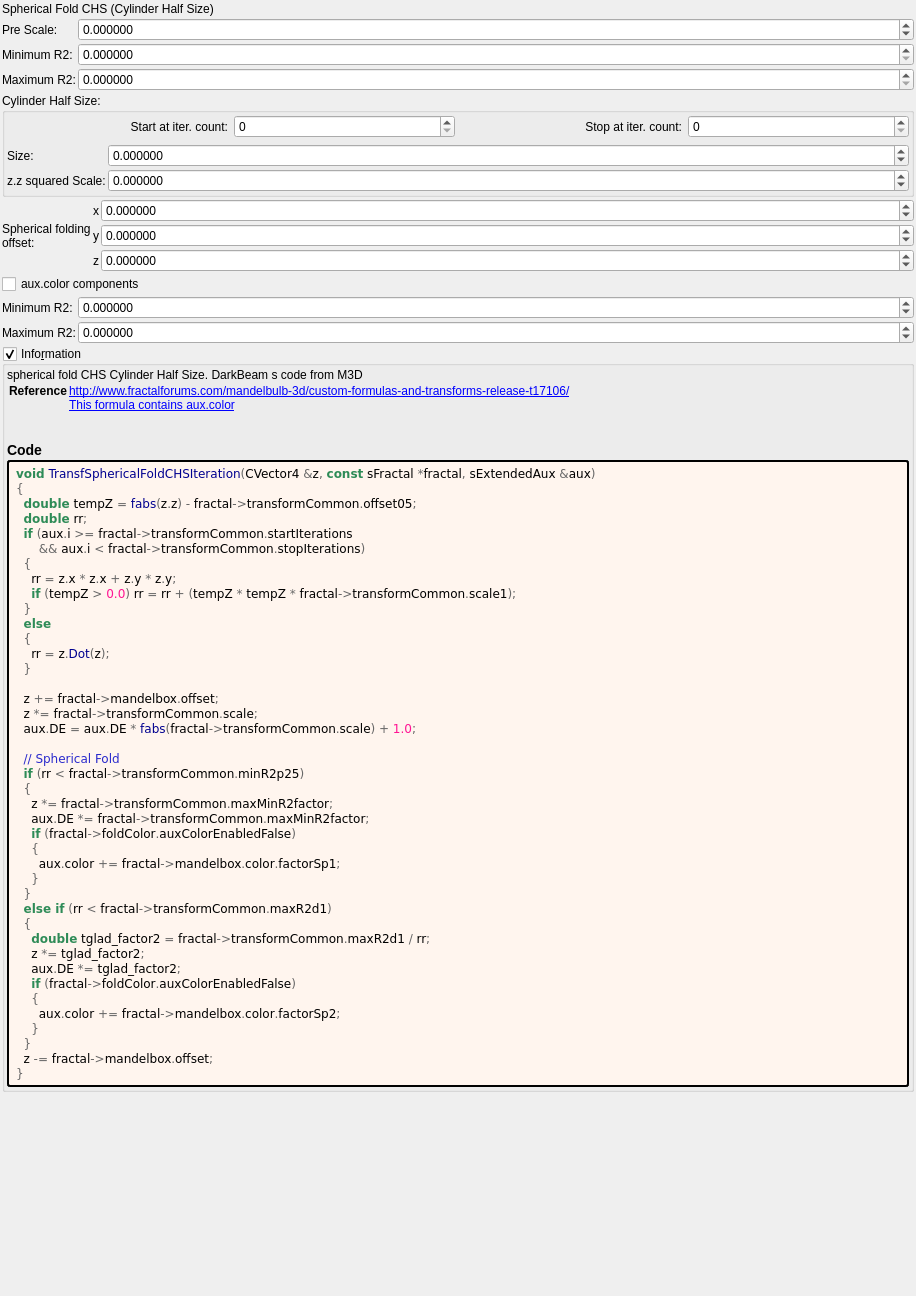
Old version of the form mandelbulber2/formula/ui/transf_spherical_fold_chs.ui in the repository buddhi1980/mandelbulber2.
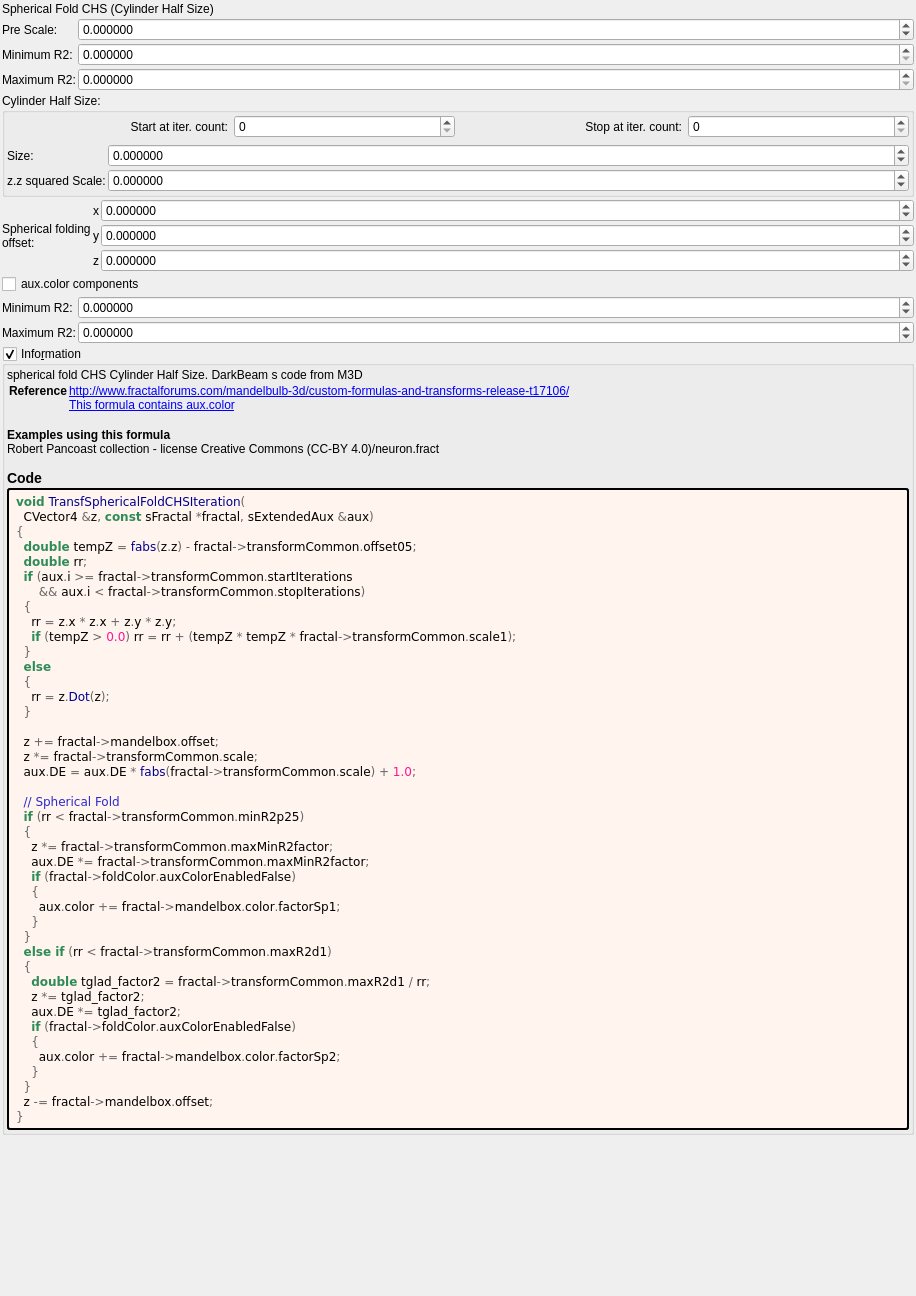
New version of the form. Custom widgets are drawn as their Qt base class.

Commit message: Updated UI and OpenCL files using upgraded populateUIInformation.php script

The edit to the form file:
```diff
--- a/mandelbulber2/formula/ui/transf_spherical_fold_chs.ui
+++ b/mandelbulber2/formula/ui/transf_spherical_fold_chs.ui
@@ -568,7 +568,7 @@
 &lt;a href=&quot;This formula contains aux.color&quot;&gt;This formula contains aux.color&lt;br&gt;
 &lt;/td&gt;&lt;/tr&gt;
 &lt;/table&gt;
-&lt;h3&gt;Code&lt;/h3&gt;</string>
+&lt;br&gt;&lt;b&gt;Examples using this formula&lt;/b&gt;&lt;br&gt;Robert Pancoast collection - license Creative Commons (CC-BY 4.0)/neuron.fract&lt;h3&gt;Code&lt;/h3&gt;</string>
         </property>
         <property name="wordWrap">
          <bool>true</bool>
@@ -588,7 +588,8 @@
         </property>
         <property name="text">
          <string notr="true">&lt;body style=&quot;background-color:#fff5ee&quot;&gt;
-&lt;pre style=&quot;color:#000000; background-color:#fff5ee;  font-family:'Courier New',monospace;&quot;&gt;&lt;span style=&quot;color:#2e8b57; font-weight:bold&quot;&gt;void&lt;/span&gt; &lt;span style=&quot;color:#00008f&quot;&gt;TransfSphericalFoldCHSIteration&lt;/span&gt;&lt;span style=&quot;color:#676767&quot;&gt;(&lt;/span&gt;CVector4 &lt;span style=&quot;color:#676767&quot;&gt;&amp;amp;&lt;/span&gt;z&lt;span style=&quot;color:#676767&quot;&gt;,&lt;/span&gt; &lt;span style=&quot;color:#2e8b57; font-weight:bold&quot;&gt;const&lt;/span&gt; sFractal &lt;span style=&quot;color:#676767&quot;&gt;*&lt;/span&gt;fractal&lt;span style=&quot;color:#676767&quot;&gt;,&lt;/span&gt; sExtendedAux &lt;span style=&quot;color:#676767&quot;&gt;&amp;amp;&lt;/span&gt;aux&lt;span style=&quot;color:#676767&quot;&gt;)&lt;/span&gt;
+&lt;pre style=&quot;color:#000000; background-color:#fff5ee;  font-family:'Courier New',monospace;&quot;&gt;&lt;span style=&quot;color:#2e8b57; font-weight:bold&quot;&gt;void&lt;/span&gt; &lt;span style=&quot;color:#00008f&quot;&gt;TransfSphericalFoldCHSIteration&lt;/span&gt;&lt;span style=&quot;color:#676767&quot;&gt;(&lt;/span&gt;
+  CVector4 &lt;span style=&quot;color:#676767&quot;&gt;&amp;amp;&lt;/span&gt;z&lt;span style=&quot;color:#676767&quot;&gt;,&lt;/span&gt; &lt;span style=&quot;color:#2e8b57; font-weight:bold&quot;&gt;const&lt;/span&gt; sFractal &lt;span style=&quot;color:#676767&quot;&gt;*&lt;/span&gt;fractal&lt;span style=&quot;color:#676767&quot;&gt;,&lt;/span&gt; sExtendedAux &lt;span style=&quot;color:#676767&quot;&gt;&amp;amp;&lt;/span&gt;aux&lt;span style=&quot;color:#676767&quot;&gt;)&lt;/span&gt;
 &lt;span style=&quot;color:#676767&quot;&gt;{&lt;/span&gt;
   &lt;span style=&quot;color:#2e8b57; font-weight:bold&quot;&gt;double&lt;/span&gt; tempZ &lt;span style=&quot;color:#676767&quot;&gt;=&lt;/span&gt; &lt;span style=&quot;color:#00008f&quot;&gt;fabs&lt;/span&gt;&lt;span style=&quot;color:#676767&quot;&gt;(&lt;/span&gt;z&lt;span style=&quot;color:#676767&quot;&gt;.&lt;/span&gt;z&lt;span style=&quot;color:#676767&quot;&gt;) -&lt;/span&gt; fractal&lt;span style=&quot;color:#676767&quot;&gt;-&amp;gt;&lt;/span&gt;transformCommon&lt;span style=&quot;color:#676767&quot;&gt;.&lt;/span&gt;offset05&lt;span style=&quot;color:#676767&quot;&gt;;&lt;/span&gt;
   &lt;span style=&quot;color:#2e8b57; font-weight:bold&quot;&gt;double&lt;/span&gt; rr&lt;span style=&quot;color:#676767&quot;&gt;;&lt;/span&gt;
```
The commit also changes 416 other files.
